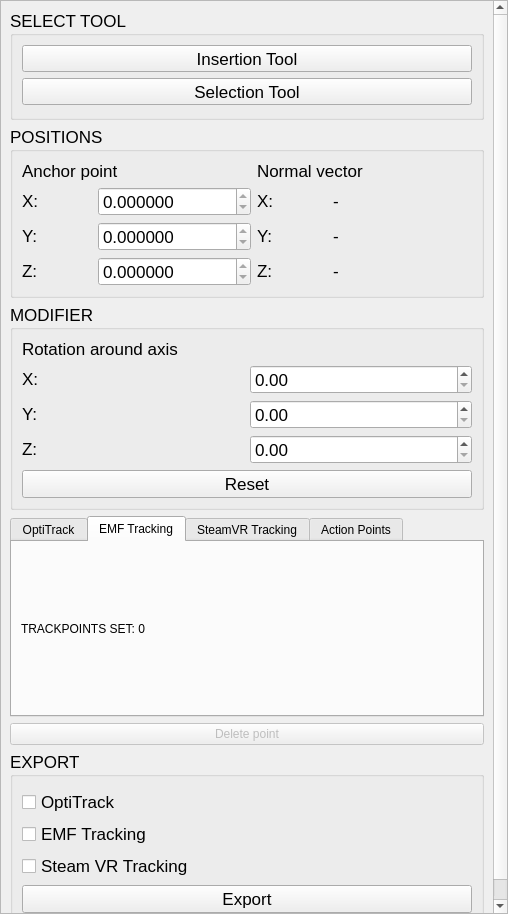
Qt form trackpoint-app/gui/EditWidget.ui (Dominik-Schoen/TrackItPipe) before a commit.
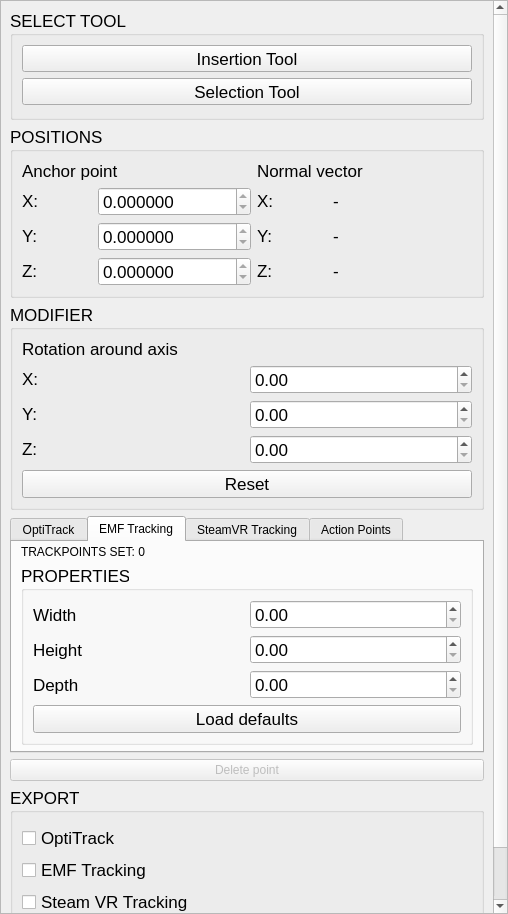
The same form after that commit. The open tabs and pages were chosen to show the change.

Commit message: UI Support for emf track, some cleanup

```diff
--- a/trackpoint-app/gui/EditWidget.ui
+++ b/trackpoint-app/gui/EditWidget.ui
@@ -40,7 +40,7 @@
         <x>0</x>
         <y>0</y>
         <width>506</width>
-        <height>912</height>
+        <height>917</height>
        </rect>
       </property>
       <layout class="QVBoxLayout" name="verticalLayout_7">
@@ -562,6 +562,86 @@
              </property>
             </widget>
            </item>
+           <item>
+            <widget class="QGroupBox" name="emfTrackProperties">
+             <property name="font">
+              <font>
+               <pointsize>13</pointsize>
+              </font>
+             </property>
+             <property name="title">
+              <string>PROPERTIES</string>
+             </property>
+             <layout class="QVBoxLayout" name="verticalLayout_9">
+              <item>
+               <layout class="QGridLayout" name="emfTrackGrid">
+                <item row="0" column="0">
+                 <widget class="QLabel" name="emfTrackWidthLabel">
+                  <property name="text">
+                   <string>Width</string>
+                  </property>
+                 </widget>
+                </item>
+                <item row="2" column="0">
+                 <widget class="QLabel" name="emfTrackDepthLabel">
+                  <property name="text">
+                   <string>Depth</string>
+                  </property>
+                 </widget>
+                </item>
+                <item row="1" column="0">
+                 <widget class="QLabel" name="emfTrackHeightLabel">
+                  <property name="text">
+                   <string>Height</string>
+                  </property>
+                 </widget>
+                </item>
+                <item row="0" column="1">
+                 <widget class="QDoubleSpinBox" name="emfTrackWidth">
+                  <property name="maximum">
+                   <double>100.000000000000000</double>
+                  </property>
+                 </widget>
+                </item>
+                <item row="1" column="1">
+                 <widget class="QDoubleSpinBox" name="emfTrackHeight">
+                  <property name="maximum">
+                   <double>100.000000000000000</double>
+                  </property>
+                 </widget>
+                </item>
+                <item row="2" column="1">
+                 <widget class="QDoubleSpinBox" name="emfTrackDepth">
+                  <property name="maximum">
+                   <double>100.000000000000000</double>
+                  </property>
+                 </widget>
+                </item>
+               </layout>
+              </item>
+              <item>
+               <widget class="QPushButton" name="emfTrackLoadDefaults">
+                <property name="text">
+                 <string>Load defaults</string>
+                </property>
+               </widget>
+              </item>
+             </layout>
+            </widget>
+           </item>
+           <item>
+            <spacer name="emfTrackSpacer">
+             <property name="orientation">
+              <enum>Qt::Vertical</enum>
+             </property>
+             <property name="sizeHint" stdset="0">
+              <size>
+               <width>20</width>
+               <height>1</height>
+              </size>
+             </property>
+            </spacer>
+           </item>
           </layout>
          </widget>
          <widget class="QWidget" name="steamvrTrack">
```
The commit also changes 2 other files.
